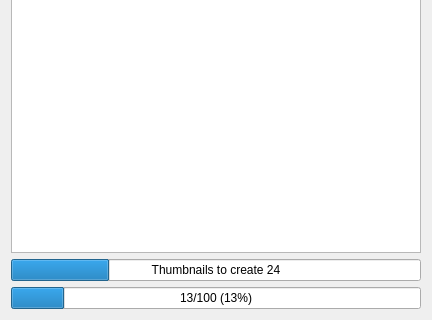
Before: the Qt Designer form ui4chan.ui in chrisdevchroma/fourchan-dl, drawn with Qt 5; both pictures show x 0 to 432 and y 261 to 581 of the 432 by 581 pixel window.
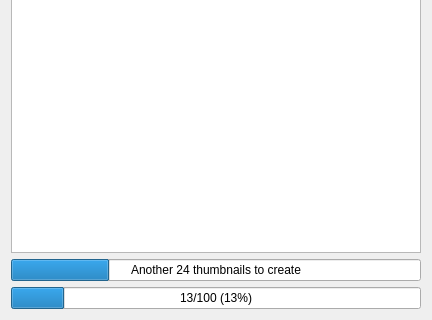
After: the same form once the commit is applied. Icons and pictures are not drawn.

```diff
--- a/ui4chan.ui
+++ b/ui4chan.ui
@@ -198,7 +198,7 @@
       <bool>false</bool>
      </property>
      <property name="format">
-      <string>Thumbnails to create %v</string>
+      <string>Another %v thumbnails to create</string>
      </property>
     </widget>
    </item>
```
